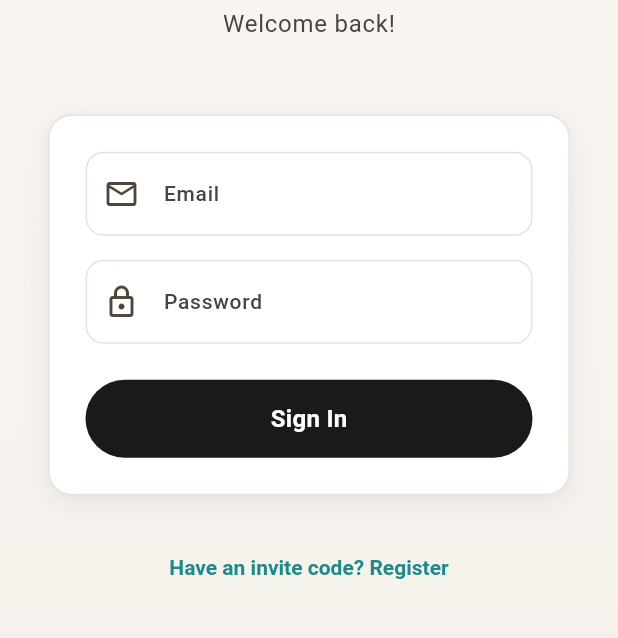
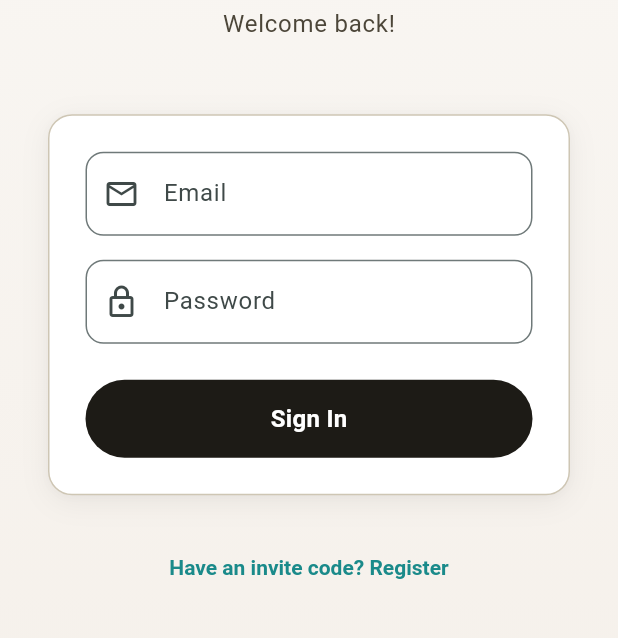
Before and after one commit to Biggjuann/BetterMouseTrap, a Flutter app: the screen it shows after launch, on a phone screen of 412 x 824 dp, the part 419-1057 px from its top. Run offline on Flutter 3.47's test engine with Material 3 defaults, Android fonts, the phone set to English and light mode, and no system bars; our stand-ins replace flutter_markdown, shared_preferences.

Commit message:
Switch to Material 3 auto-generated theme with teal seed color
Remove all manual text color overrides — M3 ColorScheme now handles
onSurface/onSurfaceVariant for guaranteed accessible contrast.

Co-Authored-By: Claude Opus 4.6 <noreply@anthropic.com>

```diff
--- a/flutter_app/lib/theme.dart
+++ b/flutter_app/lib/theme.dart
@@ -2,10 +2,9 @@ import 'package:flutter/material.dart';
 
 // ── Design Tokens ───────────────────────────────────────────────────
 //
-// Design philosophy: "Warm Confidence"
-//   Calm  → generous whitespace, slow intentional animations, deep dark mode
-//   Canva → vibrant but controlled accents, clear hierarchy, skeleton loaders
-//   Etsy  → warm cream surfaces, dark pill CTAs, handcraft warmth
+// Theme: Material 3 auto-generated from amber seed.
+// Text colors come from ColorScheme (onSurface, onSurfaceVariant)
+// — no manual overrides — guaranteed accessible contrast.
 //
 
 abstract class AppSpacing {
@@ -40,34 +39,34 @@ abstract class AppDuration {
 abstract class AppColors {
   // ─ Core brand
   static const Color amber = Color(0xFFD48500);       // primary brand amber
-  static const Color teal = Color(0xFF1A8A8A);         // secondary accent (Canva/Etsy inspired)
+  static const Color teal = Color(0xFF1A8A8A);         // secondary accent
   static const Color coral = Color(0xFFE8724A);        // warm accent for highlights
 
-  // ─ Surfaces (Etsy-inspired warm cream)
+  // ─ Surfaces
   static const Color cream = Color(0xFFFAF8F5);        // scaffold background
   static const Color warmWhite = Color(0xFFFFF8F0);    // card surfaces
   static const Color softCream = Color(0xFFFFF1E0);    // container fill / banners
   static const Color cardWhite = Color(0xFFFFFFFF);     // elevated card
 
-  // ─ Text
-  static const Color ink = Color(0xFF1A1A1A);          // primary text (Etsy near-black)
-  static const Color charcoal = Color(0xFF2A2725);     // secondary text — body copy
-  static const Color stone = Color(0xFF4A443E);        // tertiary text — labels, captions
-  static const Color mist = Color(0xFF706860);         // placeholder / disabled
+  // ─ Text (aligned with M3 onSurface / onSurfaceVariant from amber seed)
+  static const Color ink = Color(0xFF1D1B16);          // primary text — M3 onSurface
+  static const Color charcoal = Color(0xFF1D1B16);     // body text — same as onSurface
+  static const Color stone = Color(0xFF4C4639);        // secondary text — M3 onSurfaceVariant
+  static const Color mist = Color(0xFF7D7667);         // placeholder / disabled — M3 outline
 
   // ─ Borders & dividers
-  static const Color border = Color(0xFFE8E2DB);       // default border
-  static const Color borderLight = Color(0xFFF0EBE5);  // subtle border
+  static const Color border = Color(0xFFCEC6B4);       // M3 outlineVariant
+  static const Color borderLight = Color(0xFFE8E2D5);  // subtle border
 
   // ─ Semantic
   static const Color success = Color(0xFF2E7D44);
   static const Color warning = Color(0xFFE8A020);
   static const Color error = Color(0xFFD93025);
 
-  // ─ Dark mode (Calm-inspired deep navy)
-  static const Color darkBase = Color(0xFF141820);     // scaffold
-  static const Color darkSurface = Color(0xFF1C2230);  // card surfaces
-  static const Color darkElevated = Color(0xFF252D3D); // elevated containers
+  // ─ Dark mode
+  static const Color darkBase = Color(0xFF141820);
+  static const Color darkSurface = Color(0xFF1C2230);
+  static const Color darkElevated = Color(0xFF252D3D);
   static const Color darkOnSurface = Color(0xFFE8E2DB);
   static const Color darkMuted = Color(0xFF8B92A0);
   static const Color darkBorder = Color(0xFF2E3648);
@@ -78,7 +77,6 @@ abstract class AppColors {
 // ── Gradients ───────────────────────────────────────────────────────
 
 abstract class AppGradients {
-  // Hero gradient — used sparingly for the main CTA
   static const LinearGradient hero = LinearGradient(
     begin: Alignment.topLeft,
     end: Alignment.bottomRight,
@@ -90,7 +88,6 @@ abstract class AppGradients {
     stops: [0.0, 0.5, 1.0],
   );
 
-  // Subtle page background
   static const LinearGradient pageBackground = LinearGradient(
     begin: Alignment.topCenter,
     end: Alignment.bottomCenter,
@@ -100,7 +97,6 @@ abstract class AppGradients {
     ],
   );
 
-  // Dark mode background (Calm deep navy)
   static const LinearGradient darkBackground = LinearGradient(
     begin: Alignment.topCenter,
     end: Alignment.bottomCenter,
@@ -110,7 +106,6 @@ abstract class AppGradients {
     ],
   );
 
-  // Teal accent gradient (for secondary hero moments)
   static const LinearGradient teal = LinearGradient(
     begin: Alignment.topLeft,
     end: Alignment.bottomRight,
@@ -120,12 +115,10 @@ abstract class AppGradients {
     ],
   );
 
-  // Success gradient
   static const LinearGradient success = LinearGradient(
     colors: [Color(0xFF2E7D44), Color(0xFF3A9B56)],
   );
 
-  // Card overlay for text legibility
   static const LinearGradient cardOverlay = LinearGradient(
     begin: Alignment.topCenter,
     end: Alignment.bottomCenter,
@@ -140,7 +133,6 @@ abstract class AppGradients {
 // ── Shadows ─────────────────────────────────────────────────────────
 
 abstract class AppShadows {
-  // Calm-inspired soft, minimal shadows
   static List<BoxShadow> get card => [
     BoxShadow(
       color: Colors.black.withValues(alpha: 0.04),
@@ -174,15 +166,10 @@ abstract class AppShadows {
 // ── Theme ───────────────────────────────────────────────────────────
 
 ThemeData buildLightTheme() {
+  // Let M3 generate the full palette from teal seed
   final colorScheme = ColorScheme.fromSeed(
-    seedColor: AppColors.amber,
+    seedColor: AppColors.teal,
     brightness: Brightness.light,
-  ).copyWith(
-    surface: AppColors.cream,
-    surfaceContainerLow: AppColors.warmWhite,
-    primary: AppColors.ink,         // Etsy: dark primary CTAs
-    secondary: AppColors.teal,
-    tertiary: AppColors.coral,
   );
 
   return ThemeData(
@@ -190,88 +177,76 @@ ThemeData buildLightTheme() {
     colorScheme: colorScheme,
     scaffoldBackgroundColor: AppColors.cream,
 
-    // Typography — Calm's lighter weights, generous line-height
+    // Typography — NO explicit colors; M3 applies onSurface automatically
     textTheme: const TextTheme(
       headlineLarge: TextStyle(
         fontSize: 32,
         fontWeight: FontWeight.w800,
-        color: AppColors.ink,
         letterSpacing: -0.5,
         height: 1.2,
       ),
       headlineMedium: TextStyle(
         fontSize: 26,
         fontWeight: FontWeight.w700,
-        color: AppColors.ink,
         letterSpacing: -0.3,
         height: 1.25,
       ),
       headlineSmall: TextStyle(
         fontSize: 22,
         fontWeight: FontWeight.w700,
-        color: AppColors.ink,
         letterSpacing: -0.2,
         height: 1.3,
       ),
       titleLarge: TextStyle(
         fontSize: 18,
         fontWeight: FontWeight.w700,
-        color: AppColors.ink,
         letterSpacing: -0.1,
         height: 1.35,
       ),
       titleMedium: TextStyle(
         fontSize: 16,
         fontWeight: FontWeight.w600,
-        color: AppColors.ink,
         height: 1.4,
       ),
       titleSmall: TextStyle(
         fontSize: 14,
         fontWeight: FontWeight.w600,
-        color: AppColors.ink,
         height: 1.4,
       ),
       bodyLarge: TextStyle(
         fontSize: 16,
         fontWeight: FontWeight.w400,
-        color: AppColors.charcoal,
         height: 1.5,
       ),
       bodyMedium: TextStyle(
         fontSize: 14,
         fontWeight: FontWeight.w400,
-        color: AppColors.charcoal,
         height: 1.5,
       ),
       bodySmall: TextStyle(
         fontSize: 12,
         fontWeight: FontWeight.w400,
-        color: AppColors.stone,
         height: 1.5,
       ),
       labelLarge: TextStyle(
         fontSize: 14,
         fontWeight: FontWeight.w600,
-        color: AppColors.ink,
         letterSpacing: 0.2,
       ),
       labelMedium: TextStyle(
         fontSize: 12,
         fontWeight: FontWeight.w500,
-        color: AppColors.stone,
         letterSpacing: 0.2,
       ),
       labelSmall: TextStyle(
         fontSize: 11,
         fontWeight: FontWeight.w500,
-        color: AppColors.stone,
         letterSpacing: 0.3,
       ),
     ),
 
-    // App Bar — clean, floating feel (Calm)
-    appBarTheme: const AppBarTheme(
+    // App Bar
+    appBarTheme: AppBarTheme(
       centerTitle: false,
       elevation: 0,
       scrolledUnderElevation: 0.5,
@@ -280,25 +255,25 @@ ThemeData buildLightTheme() {
       titleTextStyle: TextStyle(
         fontSize: 18,
         fontWeight: FontWeight.w700,
-        color: AppColors.ink,
+        color: colorScheme.onSurface,
         letterSpacing: -0.1,
       ),
-      iconTheme: IconThemeData(color: AppColors.ink, size: 22),
+      iconTheme: IconThemeData(color: colorScheme.onSurface, size: 22),
     ),
 
-    // Cards — warm white with subtle border (Etsy)
+    // Cards
     cardTheme: CardThemeData(
       elevation: 0,
       shape: RoundedRectangleBorder(
         borderRadius: BorderRadius.circular(AppRadius.lg),
-        side: const BorderSide(color: AppColors.border),
+        side: BorderSide(color: colorScheme.outlineVariant),
       ),
       color: AppColors.cardWhite,
       surfaceTintColor: Colors.transparent,
       margin: EdgeInsets.zero,
     ),
 
-    // Filled Buttons — dark pill (Etsy-inspired)
+    // Filled Buttons — dark pill
     filledButtonTheme: FilledButtonThemeData(
       style: FilledButton.styleFrom(
         backgroundColor: AppColors.ink,
@@ -333,15 +308,15 @@ ThemeData buildLightTheme() {
       ),
     ),
 
-    // Outlined Buttons — pill with subtle border
+    // Outlined Buttons
     outlinedButtonTheme: OutlinedButtonThemeData(
       style: OutlinedButton.styleFrom(
-        foregroundColor: AppColors.ink,
+        foregroundColor: colorScheme.onSurface,
         padding: const EdgeInsets.symmetric(horizontal: 28, vertical: 16),
         shape: RoundedRectangleBorder(
           borderRadius: BorderRadius.circular(AppRadius.pill),
         ),
-        side: const BorderSide(color: AppColors.border, width: 1.5),
+        side: BorderSide(color: colorScheme.outline, width: 1.5),
         textStyle: const TextStyle(
           fontSize: 15,
           fontWeight: FontWeight.w600,
@@ -365,47 +340,32 @@ ThemeData buildLightTheme() {
       ),
     ),
 
-    // Input Fields — warm filled (Etsy)
+    // Input Fields
     inputDecorationTheme: InputDecorationTheme(
       filled: true,
       fillColor: AppColors.cardWhite,
       contentPadding: const EdgeInsets.symmetric(horizontal: 18, vertical: 16),
       border: OutlineInputBorder(
         borderRadius: BorderRadius.circular(AppRadius.md),
-        borderSide: const BorderSide(color: AppColors.border),
+        borderSide: BorderSide(color: colorScheme.outline),
       ),
       enabledBorder: OutlineInputBorder(
         borderRadius: BorderRadius.circular(AppRadius.md),
-        borderSide: const BorderSide(color: AppColors.border),
+        borderSide: BorderSide(color: colorScheme.outline),
       ),
       focusedBorder: OutlineInputBorder(
         borderRadius: BorderRadius.circular(AppRadius.md),
-        borderSide: const BorderSide(color: AppColors.teal, width: 2),
-      ),
-      hintStyle: const TextStyle(
-        color: AppColors.mist,
-        fontSize: 14,
-        fontWeight: FontWeight.w400,
-      ),
-      labelStyle: const TextStyle(
-        color: AppColors.stone,
-        fontSize: 14,
-        fontWeight: FontWeight.w500,
+        borderSide: BorderSide(color: colorScheme.primary, width: 2),
       ),
     ),
 
-    // Chips — warm cream fill (Etsy)
+    // Chips
     chipTheme: ChipThemeData(
       shape: RoundedRectangleBorder(
         borderRadius: BorderRadius.circular(AppRadius.pill),
       ),
-      side: const BorderSide(color: AppColors.borderLight),
+      side: BorderSide(color: colorScheme.outlineVariant),
       backgroundColor: AppColors.warmWhite,
-      labelStyle: const TextStyle(
-        fontSize: 12,
-        fontWeight: FontWeight.w500,
-        color: AppColors.charcoal,
-      ),
     ),
 
     // Snack Bar
@@ -417,29 +377,23 @@ ThemeData buildLightTheme() {
       backgroundColor: AppColors.ink,
     ),
 
-    // Tab Bar — teal indicator
-    tabBarTheme: const TabBarThemeData(
+    // Tab Bar
+    tabBarTheme: TabBarThemeData(
       indicatorSize: TabBarIndicatorSize.label,
       indicatorColor: AppColors.teal,
       labelColor: AppColors.teal,
-      unselectedLabelColor: AppColors.stone,
-      labelStyle: TextStyle(
-        fontSize: 14,
-        fontWeight: FontWeight.w600,
-      ),
-      unselectedLabelStyle: TextStyle(
-        fontSize: 14,
-        fontWeight: FontWeight.w400,
-      ),
+      unselectedLabelColor: colorScheme.onSurfaceVariant,
+      labelStyle: const TextStyle(fontSize: 14, fontWeight: FontWeight.w600),
+      unselectedLabelStyle: const TextStyle(fontSize: 14, fontWeight: FontWeight.w400),
     ),
 
     // Divider
-    dividerTheme: const DividerThemeData(
-      color: AppColors.borderLight,
+    dividerTheme: DividerThemeData(
+      color: colorScheme.outlineVariant,
       thickness: 1,
     ),
 
-    // Bottom nav (if used later)
+    // Bottom nav
     navigationBarTheme: NavigationBarThemeData(
       backgroundColor: AppColors.cardWhite,
       indicatorColor: AppColors.softCream,
@@ -453,13 +407,8 @@ ThemeData buildLightTheme() {
 
 ThemeData buildDarkTheme() {
   final colorScheme = ColorScheme.fromSeed(
-    seedColor: AppColors.amber,
+    seedColor: AppColors.teal,
     brightness: Brightness.dark,
-  ).copyWith(
-    surface: AppColors.darkBase,
-    surfaceContainerLow: AppColors.darkSurface,
-    primary: AppColors.darkAmber,
-    secondary: AppColors.darkTeal,
   );
 
   return ThemeData(
@@ -467,86 +416,75 @@ ThemeData buildDarkTheme() {
     colorScheme: colorScheme,
     scaffoldBackgroundColor: AppColors.darkBase,
 
+    // Typography — NO explicit colors; M3 applies onSurface automatically
     textTheme: const TextTheme(
       headlineLarge: TextStyle(
         fontSize: 32,
         fontWeight: FontWeight.w800,
-        color: AppColors.darkOnSurface,
         letterSpacing: -0.5,
         height: 1.2,
       ),
       headlineMedium: TextStyle(
         fontSize: 26,
         fontWeight: FontWeight.w700,
-        color: AppColors.darkOnSurface,
         letterSpacing: -0.3,
         height: 1.25,
       ),
       headlineSmall: TextStyle(
         fontSize: 22,
         fontWeight: FontWeight.w700,
-        color: AppColors.darkOnSurface,
         letterSpacing: -0.2,
         height: 1.3,
       ),
       titleLarge: TextStyle(
         fontSize: 18,
         fontWeight: FontWeight.w700,
-        color: AppColors.darkOnSurface,
         letterSpacing: -0.1,
         height: 1.35,
       ),
       titleMedium: TextStyle(
         fontSize: 16,
         fontWeight: FontWeight.w600,
-        color: AppColors.darkOnSurface,
         height: 1.4,
       ),
       titleSmall: TextStyle(
         fontSize: 14,
         fontWeight: FontWeight.w600,
-        color: AppColors.darkOnSurface,
         height: 1.4,
       ),
       bodyLarge: TextStyle(
         fontSize: 16,
         fontWeight: FontWeight.w400,
-        color: AppColors.darkOnSurface,
         height: 1.5,
       ),
       bodyMedium: TextStyle(
         fontSize: 14,
         fontWeight: FontWeight.w400,
-        color: AppColors.darkOnSurface,
         height: 1.5,
       ),
       bodySmall: TextStyle(
         fontSize: 12,
         fontWeight: FontWeight.w400,
-        color: AppColors.darkMuted,
         height: 1.5,
       ),
       labelLarge: TextStyle(
         fontSize: 14,
         fontWeight: FontWeight.w600,
-        color: AppColors.darkOnSurface,
         letterSpacing: 0.2,
       ),
       labelMedium: TextStyle(
         fontSize: 12,
         fontWeight: FontWeight.w500,
-        color: AppColors.darkMuted,
         letterSpacing: 0.2,
       ),
       labelSmall: TextStyle(
         fontSize: 11,
         fontWeight: FontWeight.w500,
-        color: AppColors.darkMuted,
         letterSpacing: 0.3,
       ),
     ),
 
-    appBarTheme: const AppBarTheme(
+    appBarTheme: AppBarTheme(
       centerTitle: false,
       elevation: 0,
       scrolledUnderElevation: 0.5,
@@ -555,10 +493,10 @@ ThemeData buildDarkTheme() {
       titleTextStyle: TextStyle(
         fontSize: 18,
         fontWeight: FontWeight.w700,
-        color: AppColors.darkOnSurface,
+        color: colorScheme.onSurface,
         letterSpacing: -0.1,
       ),
-      iconTheme: IconThemeData(color: AppColors.darkOnSurface, size: 22),
+      iconTheme: IconThemeData(color: colorScheme.onSurface, size: 22),
     ),
 
     cardTheme: CardThemeData(
@@ -602,7 +540,7 @@ ThemeData buildDarkTheme() {
 
     outlinedButtonTheme: OutlinedButtonThemeData(
       style: OutlinedButton.styleFrom(
-        foregroundColor: AppColors.darkOnSurface,
+        foregroundColor: colorScheme.onSurface,
         padding: const EdgeInsets.symmetric(horizontal: 28, vertical: 16),
         shape: RoundedRectangleBorder(
           borderRadius: BorderRadius.circular(AppRadius.pill),
@@ -631,10 +569,8 @@ ThemeData buildDarkTheme() {
       ),
       focusedBorder: OutlineInputBorder(
         borderRadius: BorderRadius.circular(AppRadius.md),
-        borderSide: const BorderSide(color: AppColors.darkTeal, width: 2),
+        borderSide: BorderSide(color: colorScheme.primary, width: 2),
       ),
-      hintStyle: const TextStyle(color: AppColors.darkMuted),
-      labelStyle: const TextStyle(color: AppColors.darkMuted),
     ),
 
     snackBarTheme: SnackBarThemeData(
@@ -645,13 +581,13 @@ ThemeData buildDarkTheme() {
       backgroundColor: AppColors.darkElevated,
     ),
 
-    tabBarTheme: const TabBarThemeData(
+    tabBarTheme: TabBarThemeData(
       indicatorSize: TabBarIndicatorSize.label,
       indicatorColor: AppColors.darkTeal,
       labelColor: AppColors.darkTeal,
-      unselectedLabelColor: AppColors.darkMuted,
-      labelStyle: TextStyle(fontSize: 14, fontWeight: FontWeight.w600),
-      unselectedLabelStyle: TextStyle(fontSize: 14, fontWeight: FontWeight.w400),
+      unselectedLabelColor: colorScheme.onSurfaceVariant,
+      labelStyle: const TextStyle(fontSize: 14, fontWeight: FontWeight.w600),
+      unselectedLabelStyle: const TextStyle(fontSize: 14, fontWeight: FontWeight.w400),
     ),
 
     dividerTheme: const DividerThemeData(
```
